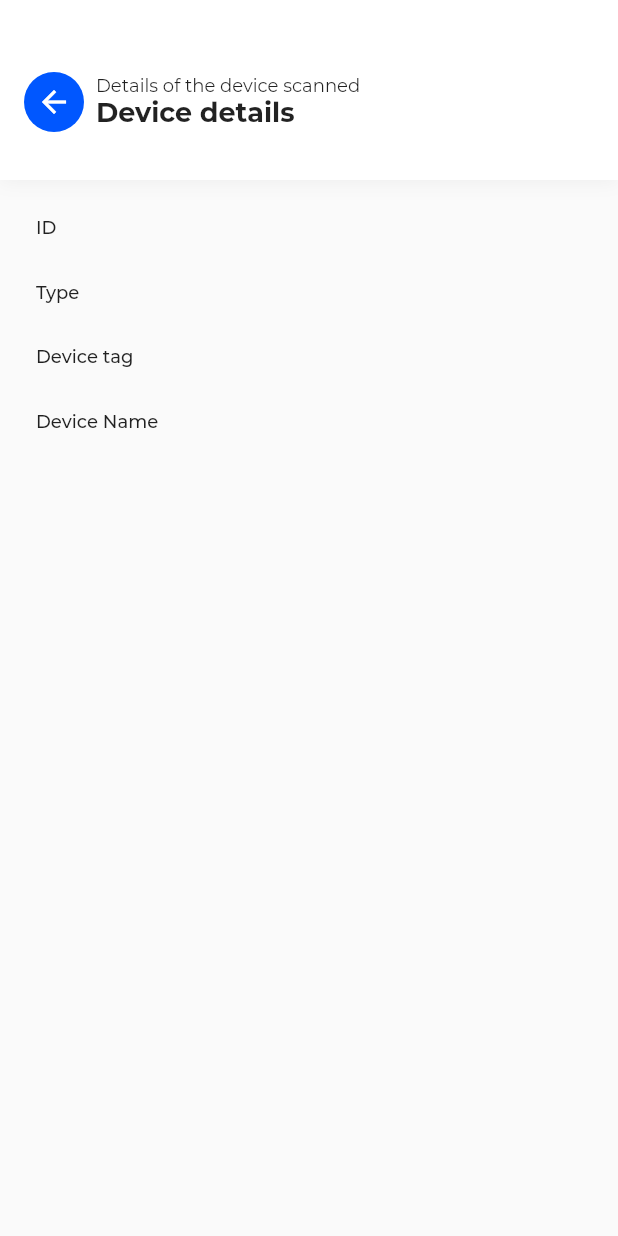
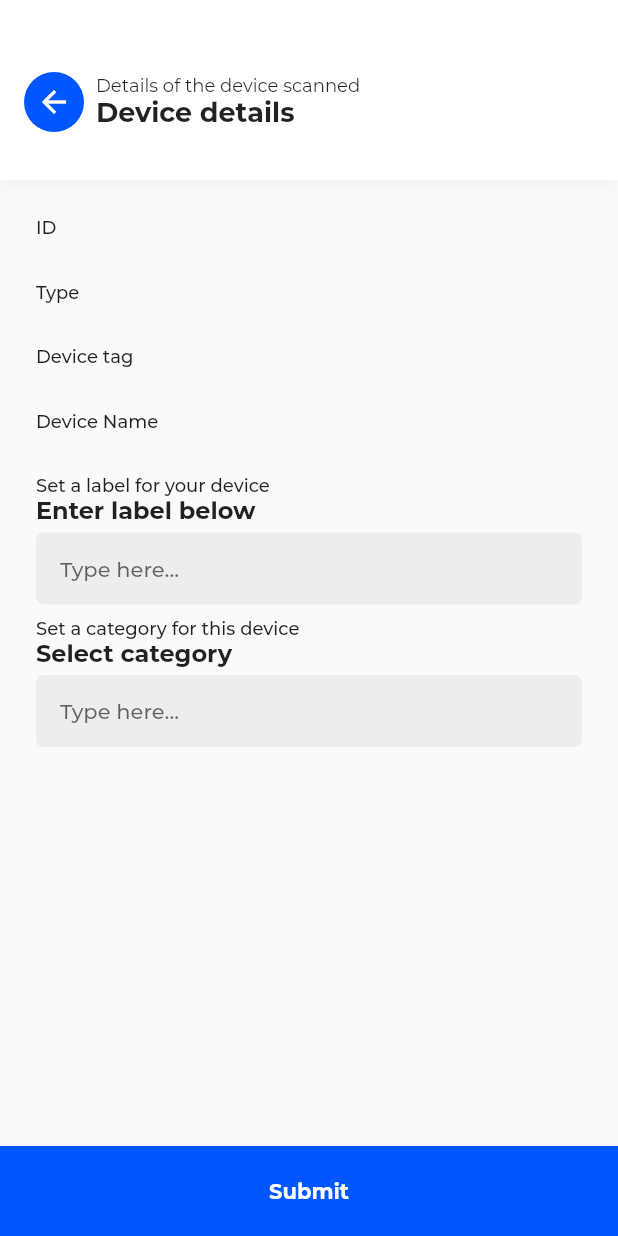
Before and after one commit to bisunajaime/iselect2-final, a Flutter app: the DeviceDetailsPage screen opened directly with empty values, on a phone screen of 412 x 824 dp. Run offline on Flutter 3.47's test engine with Material 2 defaults, Android fonts, the light colour scheme and no system bars; our stand-ins replace charts_flutter; missing offline and left inert: flutter_barcode_scanner; network calls fail; project files that could hold a hidden picture were left out.

Commit message:
Update device_details_page.dart

```diff
--- a/lib/pages/device_details_page.dart
+++ b/lib/pages/device_details_page.dart
@@ -40,11 +40,16 @@ class DeviceDetailsPage extends StatelessWidget {
             ),
             child: Row(
               children: [
-                CircleAvatar(
-                  backgroundColor: boxGrad.colors[1],
-                  child: Icon(
-                    Icons.arrow_back,
-                    color: Colors.white,
+                GestureDetector(
+                  onTap: () {
+                    Navigator.pop(context);
+                  },
+                  child: CircleAvatar(
+                    backgroundColor: boxGrad.colors[1],
+                    child: Icon(
+                      Icons.arrow_back,
+                      color: Colors.white,
+                    ),
                   ),
                 ),
                 SizedBox(
@@ -116,7 +121,86 @@ class DeviceDetailsPage extends StatelessWidget {
                   model.deviceName,
                   style: details,
                 ),
+                SizedBox(height: 8),
+                Text(
+                  'Set a label for your device',
+                  style: label,
+                ),
+                Text(
+                  'Enter label below',
+                  style: details,
+                ),
+                SizedBox(height: 4),
+                TextField(
+                  textAlignVertical: TextAlignVertical.center,
+                  style: TextStyle(
+                    fontSize: 14,
+                    fontWeight: FontWeight.w500,
+                  ),
+                  decoration: InputDecoration(
+                    contentPadding: EdgeInsets.symmetric(
+                      horizontal: 16,
+                      vertical: 8,
+                    ),
+                    border: OutlineInputBorder(
+                      borderSide: BorderSide.none,
+                      borderRadius: BorderRadius.circular(5),
+                    ),
+                    hintText: 'Type here...',
+                    filled: true,
+                    fillColor: Colors.black.withOpacity(.05),
+                  ),
+                ),
+                SizedBox(height: 8),
+                Text(
+                  'Set a category for this device',
+                  style: label,
+                ),
+                Text(
+                  'Select category',
+                  style: details,
+                ),
+                SizedBox(height: 4),
+                TextField(
+                  textAlignVertical: TextAlignVertical.center,
+                  style: TextStyle(
+                    fontSize: 14,
+                    fontWeight: FontWeight.w500,
+                  ),
+                  decoration: InputDecoration(
+                    contentPadding: EdgeInsets.symmetric(
+                      horizontal: 16,
+                      vertical: 8,
+                    ),
+                    border: OutlineInputBorder(
+                      borderSide: BorderSide.none,
+                      borderRadius: BorderRadius.circular(5),
+                    ),
+                    hintText: 'Type here...',
+                    filled: true,
+                    fillColor: Colors.black.withOpacity(.05),
+                  ),
+                ),
+                SizedBox(height: 8),
               ],
+            ),
+          ),
+          SizedBox(
+            height: 60,
+            width: double.infinity,
+            child: FlatButton(
+              child: Text(
+                'Submit',
+                style: TextStyle(
+                  color: Colors.white,
+                  fontWeight: FontWeight.bold,
+                ),
+              ),
+              onPressed: () {},
+              color: boxGrad.colors[1],
+              shape: RoundedRectangleBorder(
+                borderRadius: BorderRadius.zero,
+              ),
             ),
           ),
         ],
```
